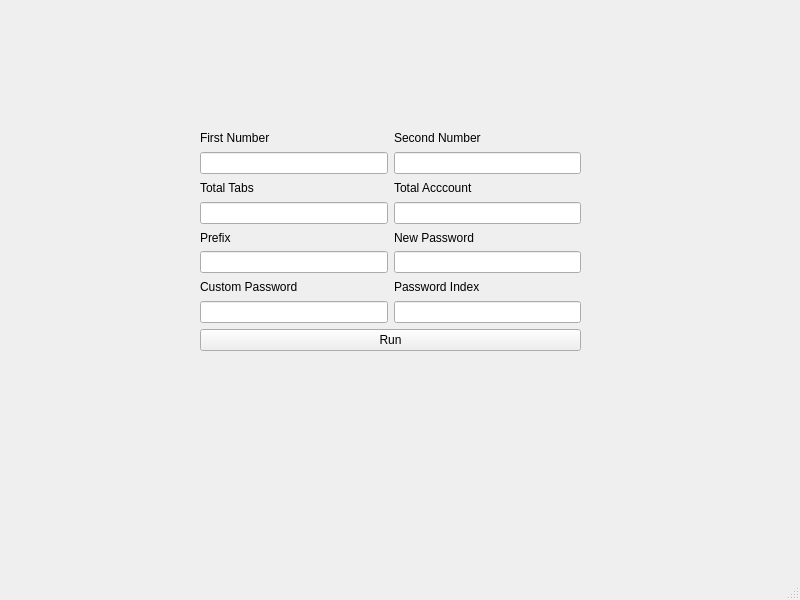
First picture: the form in ui.ui, repository Jimam-Tamimi/fb-id-cloner, before the edit.
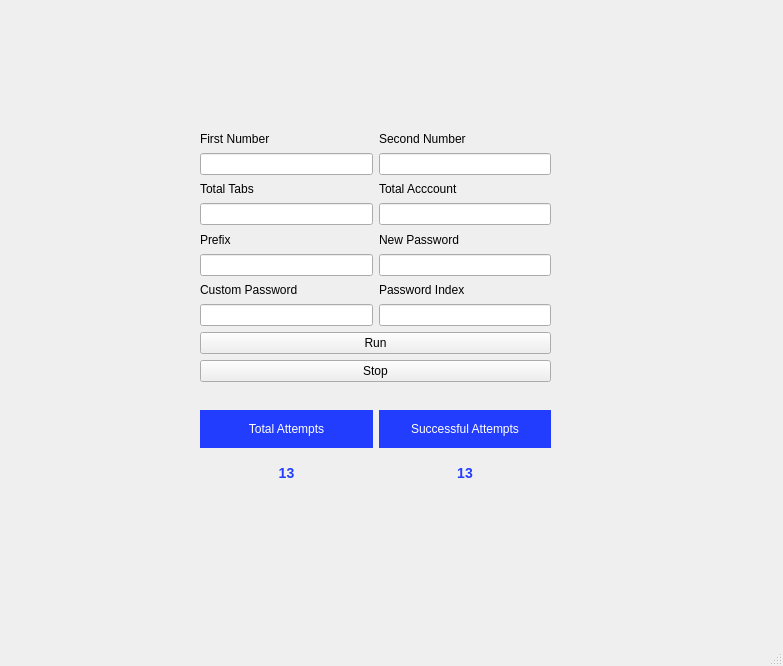
Second picture: the form after the edit.

What changed in the file:
```diff
--- a/ui.ui
+++ b/ui.ui
@@ -6,8 +6,8 @@
    <rect>
     <x>0</x>
     <y>0</y>
-    <width>800</width>
-    <height>600</height>
+    <width>783</width>
+    <height>666</height>
    </rect>
   </property>
   <property name="windowTitle">
@@ -19,10 +19,12 @@
      <rect>
       <x>200</x>
       <y>130</y>
-      <width>381</width>
-      <height>221</height>
+      <width>351</width>
+      <height>252</height>
      </rect>
     </property>
+    <layout class="QVBoxLayout" name="verticalLayout_10">
+     <item>
     <layout class="QVBoxLayout" name="verticalLayout_9">
      <item>
       <layout class="QHBoxLayout" name="horizontalLayout">
@@ -160,6 +162,95 @@
       </widget>
      </item>
     </layout>
+     </item>
+     <item>
+      <widget class="QPushButton" name="stopBtn">
+       <property name="text">
+        <string>Stop</string>
+       </property>
+      </widget>
+     </item>
+    </layout>
+   </widget>
+   <widget class="QWidget" name="">
+    <property name="geometry">
+     <rect>
+      <x>200</x>
+      <y>410</y>
+      <width>351</width>
+      <height>81</height>
+     </rect>
+    </property>
+    <layout class="QHBoxLayout" name="horizontalLayout_5">
+     <item>
+      <layout class="QVBoxLayout" name="verticalLayout_11">
+       <item>
+        <widget class="QLabel" name="label_9">
+         <property name="styleSheet">
+          <string notr="true">background-color: #233DFF;
+color: rgb(255, 255, 255);
+</string>
+         </property>
+         <property name="text">
+          <string>Total Attempts</string>
+         </property>
+         <property name="alignment">
+          <set>Qt::AlignCenter</set>
+         </property>
+        </widget>
+       </item>
+       <item>
+        <widget class="QLabel" name="totalAtempts">
+         <property name="styleSheet">
+          <string notr="true">color: rgb(35, 61, 255);
+font-size: 14px;
+font-weight: 600;</string>
+         </property>
+         <property name="text">
+          <string>13</string>
+         </property>
+         <property name="alignment">
+          <set>Qt::AlignCenter</set>
+         </property>
+        </widget>
+       </item>
+      </layout>
+     </item>
+     <item>
+      <layout class="QVBoxLayout" name="verticalLayout_12">
+       <item>
+        <widget class="QLabel" name="label_11">
+         <property name="styleSheet">
+          <string notr="true">background-color: #233DFF;
+color: rgb(255, 255, 255);
+</string>
+         </property>
+         <property name="text">
+          <string>Successful Attempts</string>
+         </property>
+         <property name="alignment">
+          <set>Qt::AlignCenter</set>
+         </property>
+        </widget>
+       </item>
+       <item>
+        <widget class="QLabel" name="sccessFulAtmps">
+         <property name="styleSheet">
+          <string notr="true">color: rgb(35, 61, 255);
+font-size: 14px;
+font-weight: 600;</string>
+         </property>
+         <property name="text">
+          <string>13</string>
+         </property>
+         <property name="alignment">
+          <set>Qt::AlignCenter</set>
+         </property>
+        </widget>
+       </item>
+      </layout>
+     </item>
+    </layout>
    </widget>
   </widget>
   <widget class="QMenuBar" name="menubar">
```
Left out of the diff: 2 changed lines with no effect on the pictures. Lines whose indentation alone changed are shown as unchanged.
